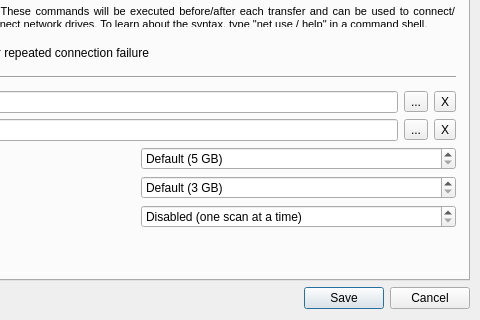
Before: the Qt Designer form Client/rds_configurationwindow.ui in yarra-framework/yarraclient, drawn with Qt 5; both pictures show x 204 to 684 and y 222 to 542 of the 684 by 542 pixel window.
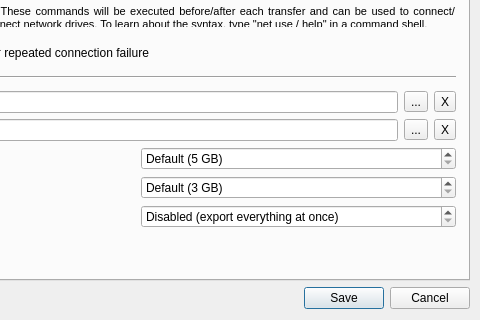
After: the same form once the commit is applied. Icons and pictures are not drawn.

Commit message:
Fix stale tooltip/label text on the max queue batch size field
Text still described the old behavior where the batch size only took
effect once low disk space had already triggered alternating mode.
Update it to reflect that batching is now its own independent trigger,
with low disk space always overriding back to one scan at a time
regardless of the configured value.

What changed in the file:
```diff
--- a/Client/rds_configurationwindow.ui
+++ b/Client/rds_configurationwindow.ui
@@ -1196,7 +1196,7 @@
             <double>1000.000000000000000</double>
            </property>
            <property name="specialValueText">
-            <string>Disabled (one scan at a time)</string>
+            <string>Disabled (export everything at once)</string>
            </property>
           </widget>
          </item>
```
Left out of the diff: 2 changed lines with no effect on the pictures.
